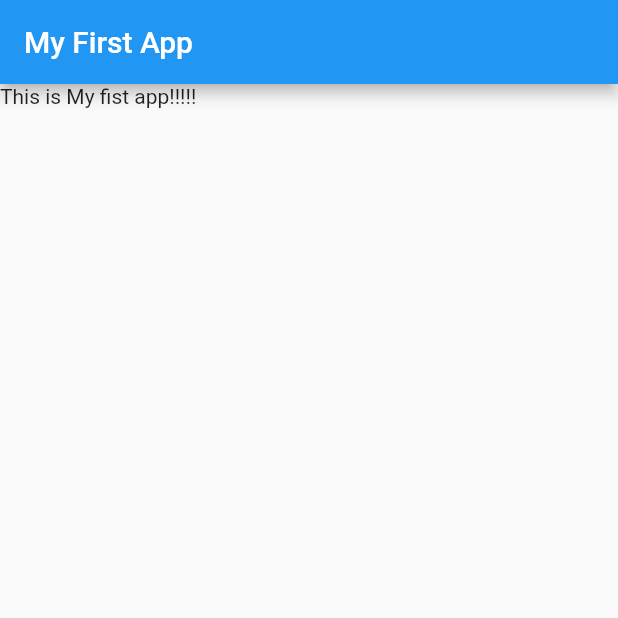
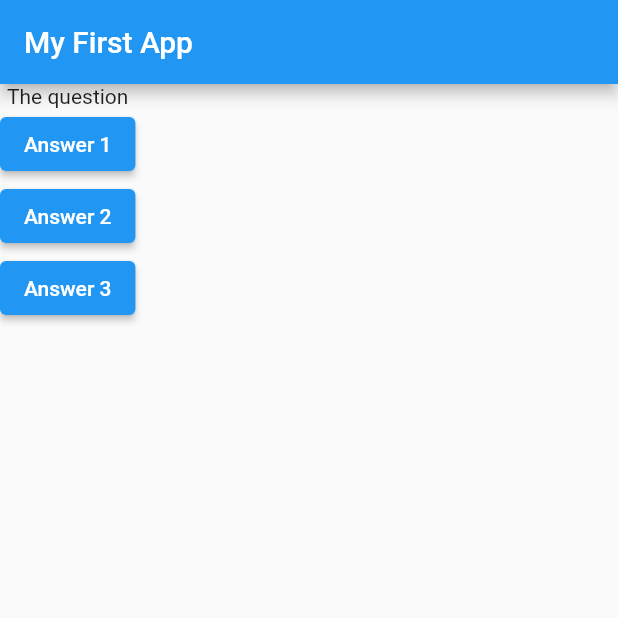
Before and after one commit to widycodes/quiz_app, a Flutter app: the screen it shows after launch, on a phone screen of 412 x 824 dp, the top half of it. Run offline on Flutter 3.47's test engine with Material 2 defaults, Android fonts, the phone set to English and light mode, and no system bars.

Commit message:
column its childerm

```diff
--- a/lib/main.dart
+++ b/lib/main.dart
@@ -7,13 +7,38 @@ import 'package:flutter/material.dart';
 void main() => runApp(MyApp());
 
 class MyApp extends StatelessWidget {
+  void answerQuestion() {
+    print('Answer chosen!');
+  }
+
   @override
   Widget build(BuildContext context) {
+    var questions = [
+      'What\'s your favorite color?',
+      'What\'s your favorite color?'
+    ];
     return MaterialApp(
         home: Scaffold(
-            appBar: AppBar(
-              title: Text("My First App"),
-            ),
-            body: Text('This is My fist app!!!!!')));
+      appBar: AppBar(
+        title: Text("My First App"),
+      ),
+      body: Column(
+        children: [
+          Text('The question'),
+          ElevatedButton(
+            child: Text('Answer 1'),
+            onPressed: answerQuestion,
+          ),
+          ElevatedButton(
+            child: Text('Answer 2'),
+            onPressed: () => print('Answer 2 chosen'),
+          ),
+          ElevatedButton(
+            child: Text('Answer 3'),
+            onPressed: () => print('Answer 3 chosen'),
+          ),
+        ],
+      ),
+    ));
   }
 }
```
